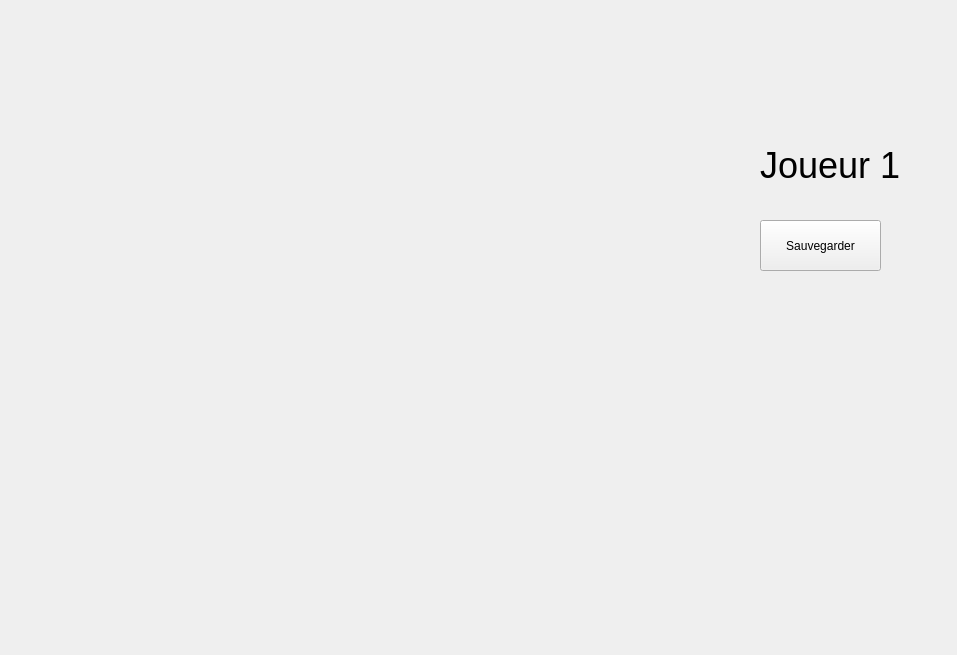
Monpie/Jeu-Echecs, file chessboard.ui: the form before one commit.
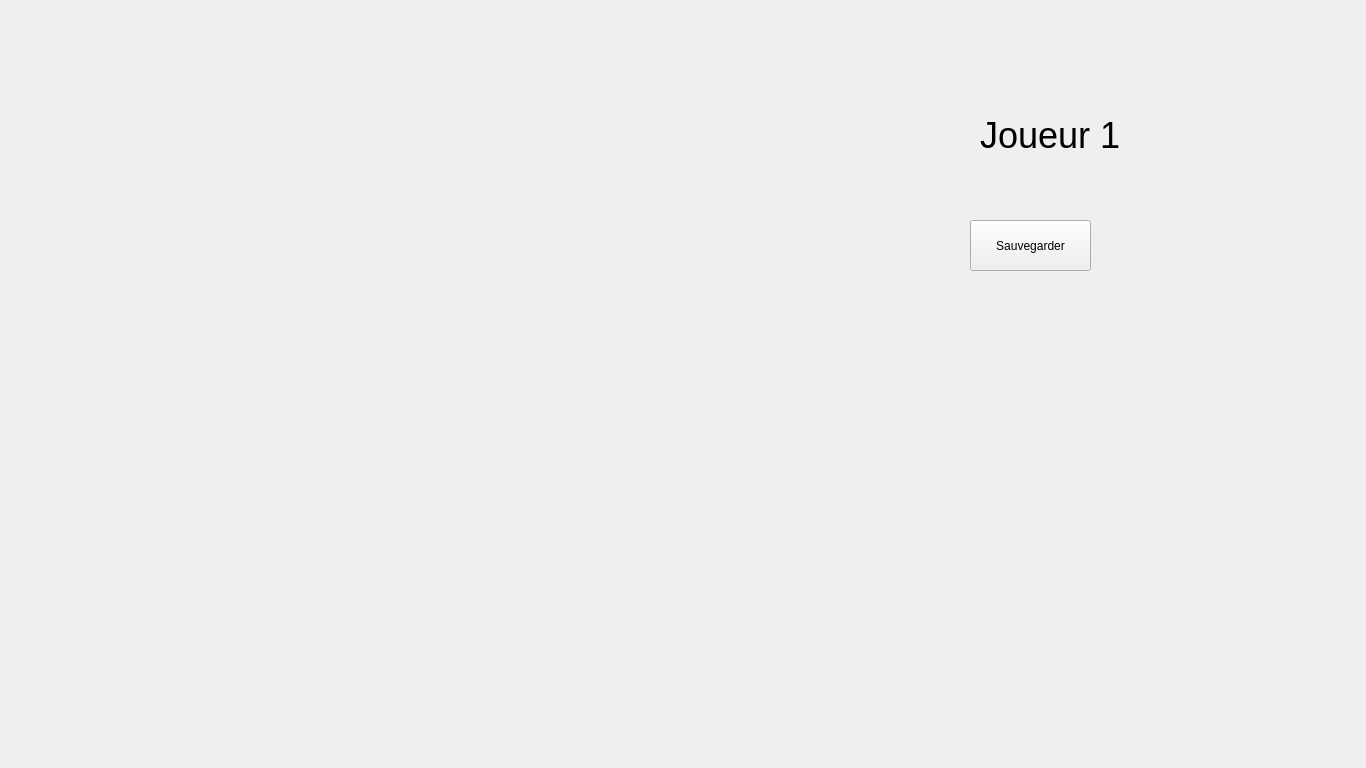
The form after the commit.

What changed in the file:
```diff
--- a/chessboard.ui
+++ b/chessboard.ui
@@ -6,8 +6,8 @@
    <rect>
     <x>0</x>
     <y>0</y>
-    <width>957</width>
-    <height>655</height>
+    <width>1366</width>
+    <height>768</height>
    </rect>
   </property>
   <property name="windowTitle">
@@ -19,7 +19,7 @@
   <widget class="QPushButton" name="boutonSauvegarder">
    <property name="geometry">
     <rect>
-     <x>760</x>
+     <x>970</x>
      <y>220</y>
      <width>121</width>
      <height>51</height>
@@ -32,8 +32,8 @@
   <widget class="QLabel" name="namePlayer">
    <property name="geometry">
     <rect>
-     <x>760</x>
-     <y>140</y>
+     <x>980</x>
+     <y>110</y>
      <width>141</width>
      <height>51</height>
     </rect>
```
